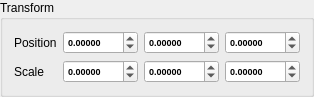
This is interface/TransformComp.ui in Razakhel/RaZor as Qt 5 draws it before an edit. The edited form follows.
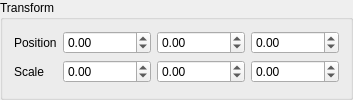
This is the edited form. Custom widgets are drawn as their Qt base class.

Commit message:
[ValuePicker] Added a custom spin box class handling mouse drag inputs
- The arrows can be clicked & change the value according to the mouse horizontal movements

- Replaced every QDoubleSpinBox in UI files; cleaned them to remove redundant parameters

- Fixed Light's parameters, which had weird bounds

- Updated RaZ (commit 76d3612)

Patch:
```diff
--- a/interface/TransformComp.ui
+++ b/interface/TransformComp.ui
@@ -2,14 +2,6 @@
 <ui version="4.0">
  <class>TransformComp</class>
  <widget class="QGroupBox" name="TransformComp">
-  <property name="geometry">
-   <rect>
-    <x>0</x>
-    <y>0</y>
-    <width>302</width>
-    <height>83</height>
-   </rect>
-  </property>
   <property name="windowTitle">
    <string>Transform</string>
   </property>
@@ -27,35 +19,7 @@
    <item row="0" column="1">
     <layout class="QHBoxLayout" name="positionLayout">
      <item>
-      <widget class="QDoubleSpinBox" name="positionX">
-       <property name="sizePolicy">
-        <sizepolicy hsizetype="Minimum" vsizetype="Fixed">
-         <horstretch>0</horstretch>
-         <verstretch>0</verstretch>
-        </sizepolicy>
-       </property>
-       <property name="minimumSize">
-        <size>
-         <width>0</width>
-         <height>0</height>
-        </size>
-       </property>
-       <property name="maximumSize">
-        <size>
-         <width>75</width>
-         <height>16777215</height>
-        </size>
-       </property>
-       <property name="font">
-        <font>
-         <pointsize>7</pointsize>
-         <weight>75</weight>
-         <bold>true</bold>
-        </font>
-       </property>
-       <property name="decimals">
-        <number>5</number>
-       </property>
+      <widget class="ValuePicker" name="positionX">
        <property name="minimum">
         <double>-340282346638528859811704183484516925440.000000000000000</double>
        </property>
@@ -65,35 +29,7 @@
       </widget>
      </item>
      <item>
-      <widget class="QDoubleSpinBox" name="positionY">
-       <property name="sizePolicy">
-        <sizepolicy hsizetype="Minimum" vsizetype="Fixed">
-         <horstretch>0</horstretch>
-         <verstretch>0</verstretch>
-        </sizepolicy>
-       </property>
-       <property name="minimumSize">
-        <size>
-         <width>0</width>
-         <height>0</height>
-        </size>
-       </property>
-       <property name="maximumSize">
-        <size>
-         <width>75</width>
-         <height>16777215</height>
-        </size>
-       </property>
-       <property name="font">
-        <font>
-         <pointsize>7</pointsize>
-         <weight>75</weight>
-         <bold>true</bold>
-        </font>
-       </property>
-       <property name="decimals">
-        <number>5</number>
-       </property>
+      <widget class="ValuePicker" name="positionY">
        <property name="minimum">
         <double>-340282346638528859811704183484516925440.000000000000000</double>
        </property>
@@ -103,35 +39,7 @@
       </widget>
      </item>
      <item>
-      <widget class="QDoubleSpinBox" name="positionZ">
-       <property name="sizePolicy">
-        <sizepolicy hsizetype="Minimum" vsizetype="Fixed">
-         <horstretch>0</horstretch>
-         <verstretch>0</verstretch>
-        </sizepolicy>
-       </property>
-       <property name="minimumSize">
-        <size>
-         <width>0</width>
-         <height>0</height>
-        </size>
-       </property>
-       <property name="maximumSize">
-        <size>
-         <width>75</width>
-         <height>16777215</height>
-        </size>
-       </property>
-       <property name="font">
-        <font>
-         <pointsize>7</pointsize>
-         <weight>75</weight>
-         <bold>true</bold>
-        </font>
-       </property>
-       <property name="decimals">
-        <number>5</number>
-       </property>
+      <widget class="ValuePicker" name="positionZ">
        <property name="minimum">
         <double>-340282346638528859811704183484516925440.000000000000000</double>
        </property>
@@ -152,35 +60,7 @@
    <item row="1" column="1">
     <layout class="QHBoxLayout" name="scaleLayout">
      <item>
-      <widget class="QDoubleSpinBox" name="scaleX">
-       <property name="sizePolicy">
-        <sizepolicy hsizetype="Minimum" vsizetype="Fixed">
-         <horstretch>0</horstretch>
-         <verstretch>0</verstretch>
-        </sizepolicy>
-       </property>
-       <property name="minimumSize">
-        <size>
-         <width>0</width>
-         <height>0</height>
-        </size>
-       </property>
-       <property name="maximumSize">
-        <size>
-         <width>75</width>
-         <height>16777215</height>
-        </size>
-       </property>
-       <property name="font">
-        <font>
-         <pointsize>7</pointsize>
-         <weight>75</weight>
-         <bold>true</bold>
-        </font>
-       </property>
-       <property name="decimals">
-        <number>5</number>
-       </property>
+      <widget class="ValuePicker" name="scaleX">
        <property name="minimum">
         <double>-340282346638528859811704183484516925440.000000000000000</double>
        </property>
@@ -190,35 +70,7 @@
       </widget>
      </item>
      <item>
-      <widget class="QDoubleSpinBox" name="scaleY">
-       <property name="sizePolicy">
-        <sizepolicy hsizetype="Minimum" vsizetype="Fixed">
-         <horstretch>0</horstretch>
-         <verstretch>0</verstretch>
-        </sizepolicy>
-       </property>
-       <property name="minimumSize">
-        <size>
-         <width>0</width>
-         <height>0</height>
-        </size>
-       </property>
-       <property name="maximumSize">
-        <size>
-         <width>75</width>
-         <height>16777215</height>
-        </size>
-       </property>
-       <property name="font">
-        <font>
-         <pointsize>7</pointsize>
-         <weight>75</weight>
-         <bold>true</bold>
-        </font>
-       </property>
-       <property name="decimals">
-        <number>5</number>
-       </property>
+      <widget class="ValuePicker" name="scaleY">
        <property name="minimum">
         <double>-340282346638528859811704183484516925440.000000000000000</double>
        </property>
@@ -228,35 +80,7 @@
       </widget>
      </item>
      <item>
-      <widget class="QDoubleSpinBox" name="scaleZ">
-       <property name="sizePolicy">
-        <sizepolicy hsizetype="Minimum" vsizetype="Fixed">
-         <horstretch>0</horstretch>
-         <verstretch>0</verstretch>
-        </sizepolicy>
-       </property>
-       <property name="minimumSize">
-        <size>
-         <width>0</width>
-         <height>0</height>
-        </size>
-       </property>
-       <property name="maximumSize">
-        <size>
-         <width>75</width>
-         <height>16777215</height>
-        </size>
-       </property>
-       <property name="font">
-        <font>
-         <pointsize>7</pointsize>
-         <weight>75</weight>
-         <bold>true</bold>
-        </font>
-       </property>
-       <property name="decimals">
-        <number>5</number>
-       </property>
+      <widget class="ValuePicker" name="scaleZ">
        <property name="minimum">
         <double>-340282346638528859811704183484516925440.000000000000000</double>
        </property>
@@ -269,6 +93,13 @@
    </item>
   </layout>
  </widget>
+ <customwidgets>
+  <customwidget>
+   <class>ValuePicker</class>
+   <extends>QDoubleSpinBox</extends>
+   <header>RaZor/Interface/ValuePicker.hpp</header>
+  </customwidget>
+ </customwidgets>
  <resources/>
  <connections/>
 </ui>
```
The commit also changes 18 other files.
